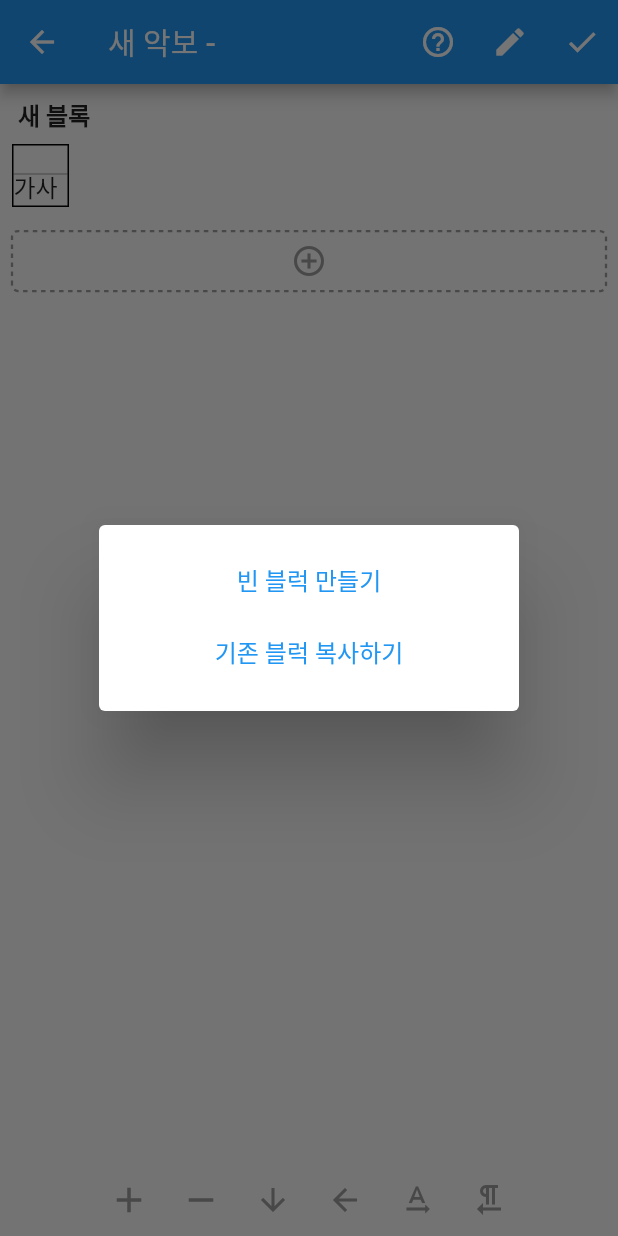
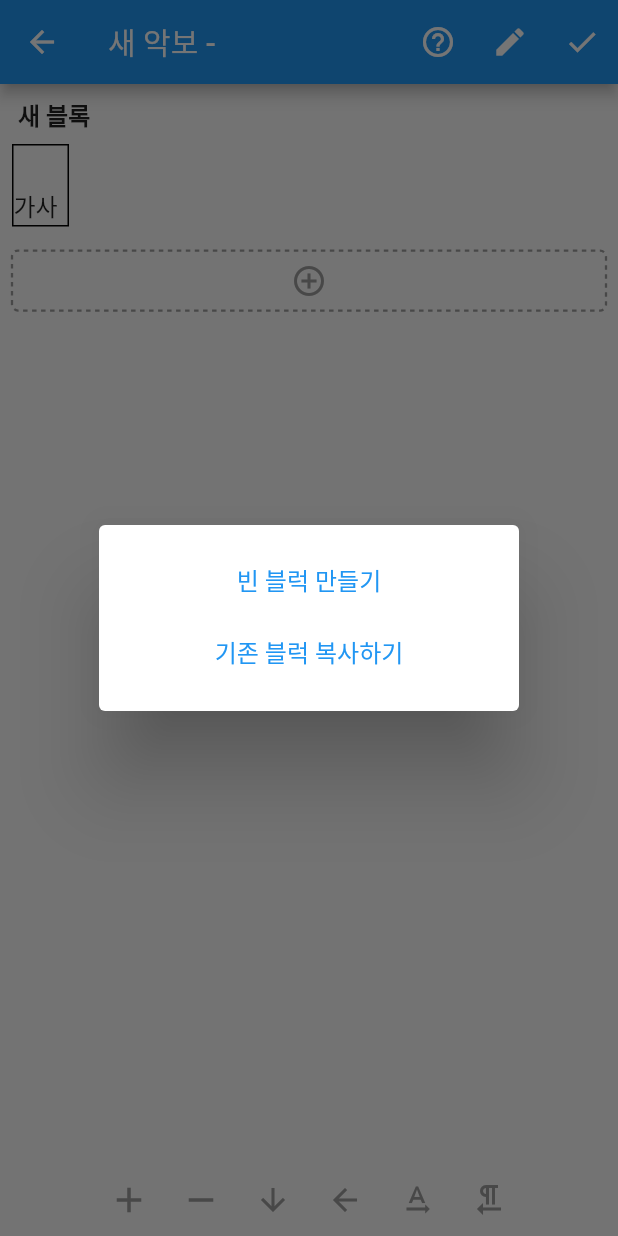
Before and after one commit to kckc0608/Chord-Everdu, a Flutter app: the SheetEditor screen opened directly with empty values, after a tap on the "add circle outline" icon, on a phone screen of 412 x 824 dp. Run offline on Flutter 3.47's test engine with Material 2 defaults, Android fonts, the phone set to English and light mode, and no system bars; drawn by our look-alikes of dotted_border; our stand-ins replace cloud_firestore, firebase_auth, firebase_core, google_sign_in; missing offline and left inert: flutter_web_auth; accounts and stored records are empty; network calls fail.

```diff
--- a/lib/custom_widget/sheet_editor/chord_cell.dart
+++ b/lib/custom_widget/sheet_editor/chord_cell.dart
@@ -90,7 +90,7 @@ class _ChordCellState extends State<ChordCell>
                 minWidth: (widget.readOnly) ? 1.0 : 36.0,
               ),
               child: IntrinsicWidth(
-                child: TextField(
+                child: /*TextField(
                   onTap: (!widget.readOnly) ? () {
                     /// 가사를 입력하고나서 코드를 입력하면, 잠시동안 시스템키보드와 코드키보드가 같이 나타나면서
                     /// 스크롤이 밀리는 현상을 방지하기 위해, 시스템 키보드가 사라지는 시간을 기다리는 타이머 설정
@@ -108,6 +108,21 @@ class _ChordCellState extends State<ChordCell>
                     border: (widget.readOnly) ? InputBorder.none : null,
                     isCollapsed: true,
                     contentPadding: EdgeInsets.fromLTRB(2, 0, 0, 0),
+                  ),
+                ),*/
+                InkWell(
+                  onTap: () {
+                    parent!.setState(() {
+                      parent.isChordInput = true;
+                      parent.cellTextController = this.chordController;
+                    });
+                  },
+                  child: Padding(
+                    padding: const EdgeInsets.all(8.0),
+                    child: Text(
+                      chord.toStringChord(songKey: songKey),
+                      style: TextStyle(fontWeight: FontWeight.bold),
+                    ),
                   ),
                 ),
               ),
--- a/lib/main.dart
+++ b/lib/main.dart
@@ -8,7 +8,6 @@ import 'package:flutter/material.dart';
 import 'package:flutter/widgets.dart';
 import 'package:provider/provider.dart';
 import 'package:firebase_core/firebase_core.dart';
-
 
 void main() {
   runApp(
--- a/pubspec.yaml
+++ b/pubspec.yaml
@@ -43,6 +43,8 @@ dependencies:
   shared_preferences: ^2.0.6
   platform: ^3.0.0
   package_info: ^2.0.2
+  flutter_web_auth: ^0.3.0
+  uuid: ^3.0.4
 
 
 dev_dependencies:
```
Also changed, not shown: lib/page/login.dart (+75 -0 lines), pubspec.lock, 1 other file.
